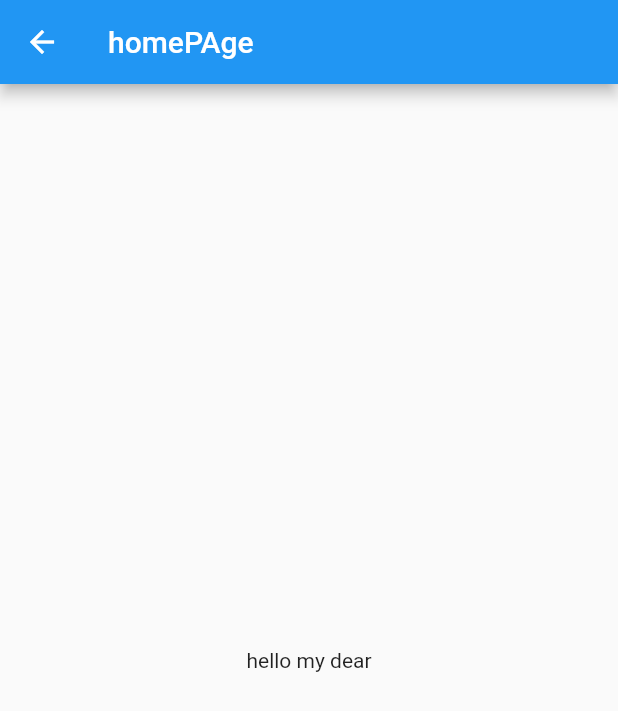
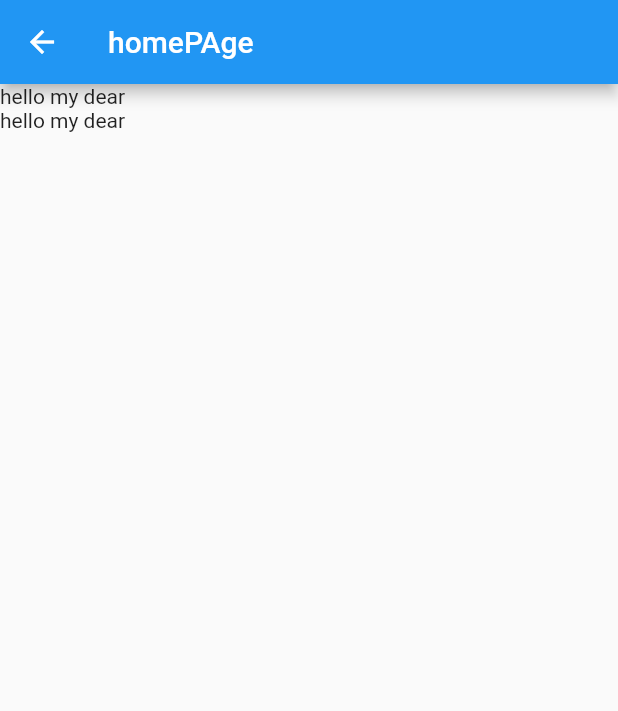
Before and after one commit to roshan1960701/tetsing, a Flutter app: the ProfileScreen screen opened directly, on a phone screen of 412 x 824 dp. Shown: the top 711 px of the screen. Run offline on Flutter 3.47's test engine with Material 2 defaults, Android fonts, the phone set to English and light mode, and no system bars.

Commit message:
added column

```diff
--- a/lib/profileScreen.dart
+++ b/lib/profileScreen.dart
@@ -14,9 +14,12 @@ class _ProfileScreenState extends State<ProfileScreen> {
       appBar: AppBar(
         title: Text('homePAge'),
       ),
-      body: Center(
-        child: Text('hello my dear'),
-      ),
+      body: Column(
+        children: [
+          Text('hello my dear'),
+          Text('hello my dear'),
+        ],
+      )
     );
   }
 }
```
